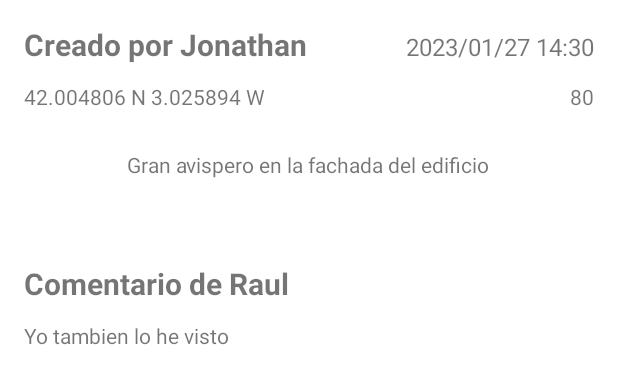
After one commit to JonPichel/Avispamientos, an Android app: the layout layout_sighting_details.xml on its own in the app's theme, with its tools: preview values and no code run, on a phone screen of 412 x 824 dp. The commit adds this screen. Shown: the top 384 px of the screen. Run offline under Robolectric (Android 15) with nearby library versions, the phone set to English and light mode, and no system bars.

Commit message:
Layout detalles sighting

```diff
--- a/AvispamientosAndroid/app/src/main/java/com/avispamientos/avispamientosandroid/MainActivity.java
+++ b/AvispamientosAndroid/app/src/main/java/com/avispamientos/avispamientosandroid/MainActivity.java
@@ -7,6 +7,7 @@ import android.os.Bundle;
 
 import com.avispamientos.avispamientosandroid.screens.login.LoginFragment;
 import com.avispamientos.avispamientosandroid.screens.register.RegisterFragment;
+import com.avispamientos.avispamientosandroid.screens.sightings.SightingDetailsFragment;
 import com.avispamientos.avispamientosandroid.screens.sightings.SightingsFragment;
 
 public class MainActivity extends AppCompatActivity {
@@ -51,4 +52,12 @@ public class MainActivity extends AppCompatActivity {
                 .replace(R.id.fragment_container, sightingsFragment)
                 .commit();
     }
+
+    public void goToSightingDetails() {
+        Fragment sightingDetailsFragment = new SightingDetailsFragment();
+        getSupportFragmentManager()
+                .beginTransaction()
+                .replace(R.id.fragment_container, sightingDetailsFragment)
+                .commit();
+    }
 }
--- /dev/null
+++ b/AvispamientosAndroid/app/src/main/java/com/avispamientos/avispamientosandroid/screens/sightings/SightingDetailsFragment.java
@@ -0,0 +1,83 @@
+package com.avispamientos.avispamientosandroid.screens.sightings;
+
+import android.content.Context;
+import android.os.Bundle;
+import android.util.Log;
+import android.view.LayoutInflater;
+import android.view.View;
+import android.view.ViewGroup;
+import android.widget.AdapterView;
+import android.widget.ArrayAdapter;
+import android.widget.Button;
+import android.widget.EditText;
+import android.widget.GridView;
+import android.widget.ListView;
+import android.widget.ProgressBar;
+import android.widget.TextView;
+import android.widget.Toast;
+
+import androidx.annotation.NonNull;
+import androidx.annotation.Nullable;
+import androidx.fragment.app.Fragment;
+
+import com.android.volley.Request;
+import com.android.volley.Response;
+import com.android.volley.VolleyError;
+import com.android.volley.toolbox.JsonArrayRequest;
+import com.android.volley.toolbox.JsonObjectRequest;
+import com.android.volley.toolbox.JsonRequest;
+import com.android.volley.toolbox.StringRequest;
+import com.android.volley.toolbox.Volley;
+import com.avispamientos.avispamientosandroid.MainActivity;
+import com.avispamientos.avispamientosandroid.R;
+import com.avispamientos.avispamientosandroid.databinding.FragmentLoginBinding;
+import com.avispamientos.avispamientosandroid.databinding.FragmentSightingsBinding;
+import com.avispamientos.avispamientosandroid.databinding.LayoutSightingItemBinding;
+import com.avispamientos.avispamientosandroid.models.Sighting;
+
+import org.json.JSONArray;
+import org.json.JSONException;
+import org.json.JSONObject;
+
+import java.lang.reflect.Array;
+import java.text.DateFormat;
+import java.text.SimpleDateFormat;
+import java.util.ArrayList;
+import java.util.Date;
+import java.util.HashMap;
+import java.util.List;
+import java.util.Map;
+
+public class SightingDetailsFragment extends Fragment {
+
+    /*
+    private FragmentSightingDetailsBinding binding;
+    private SightingDetailsAdapter adapter;
+
+    @Override
+    public View onCreateView(LayoutInflater inflater, ViewGroup container, Bundle savedInstanceState) {
+        binding = FragmentSightingDetailsBinding.inflate(inflater, container, false);
+
+        ListView listView = binding.listView;
+
+        adapter = new SightingsFragment.SightingsAdapter(getContext(), R.layout.layout_sighting_item);
+        listView.setAdapter(adapter);
+
+        // Make the request
+        loadSightingDetails();
+
+        return binding.getRoot();
+    }
+
+    @Override
+    public void onDestroyView() {
+        super.onDestroyView();
+        binding = null;
+    }
+
+    public void loadSightings() {
+
+    }
+
+     */
+}
--- /dev/null
+++ b/AvispamientosAndroid/app/src/main/res/layout/layout_sighting_details.xml
@@ -0,0 +1,101 @@
+<?xml version="1.0" encoding="utf-8"?>
+<androidx.constraintlayout.widget.ConstraintLayout xmlns:android="http://schemas.android.com/apk/res/android"
+    xmlns:app="http://schemas.android.com/apk/res-auto"
+    xmlns:tools="http://schemas.android.com/tools"
+    android:layout_width="match_parent"
+    android:layout_height="match_parent">
+
+    <androidx.constraintlayout.widget.ConstraintLayout
+        android:id="@+id/constraintLayoutData"
+        android:layout_width="match_parent"
+        android:layout_height="90dp"
+        app:layout_constraintTop_toTopOf="parent"
+        tools:layout_editor_absoluteX="0dp">
+
+        <TextView
+            android:id="@+id/creator"
+            android:layout_width="wrap_content"
+            android:layout_height="wrap_content"
+            android:layout_marginStart="16dp"
+            android:layout_marginTop="16dp"
+            android:textSize="20sp"
+            android:textStyle="bold"
+            app:layout_constraintStart_toStartOf="parent"
+            app:layout_constraintTop_toTopOf="parent"
+            tools:text="Creado por Jonathan" />
+
+        <TextView
+            android:id="@+id/timestamp"
+            android:layout_width="wrap_content"
+            android:layout_height="wrap_content"
+            android:layout_marginEnd="16dp"
+            android:textSize="16sp"
+            app:layout_constraintBaseline_toBaselineOf="@+id/creator"
+            app:layout_constraintEnd_toEndOf="parent"
+            tools:text="2023/01/27 14:30" />
+
+        <TextView
+            android:id="@+id/confirmationCount"
+            android:layout_width="wrap_content"
+            android:layout_height="wrap_content"
+            android:layout_marginEnd="16dp"
+            app:layout_constraintBaseline_toBaselineOf="@+id/coordinates"
+            app:layout_constraintEnd_toEndOf="parent"
+            tools:text="80" />
+
+        <TextView
+            android:id="@+id/coordinates"
+            android:layout_width="wrap_content"
+            android:layout_height="wrap_content"
+            android:layout_marginStart="16dp"
+            android:layout_marginBottom="16dp"
+            app:layout_constraintBottom_toBottomOf="parent"
+            app:layout_constraintStart_toStartOf="parent"
+            tools:text="42.004806 N 3.025894 W" />
+    </androidx.constraintlayout.widget.ConstraintLayout>
+
+    <TextView
+        android:id="@+id/descripcion"
+        android:layout_width="wrap_content"
+        android:layout_height="wrap_content"
+        android:layout_marginTop="10dp"
+        android:text="Gran avispero en la fachada del edificio"
+        app:layout_constraintEnd_toEndOf="parent"
+        app:layout_constraintHorizontal_bias="0.498"
+        app:layout_constraintStart_toStartOf="parent"
+        app:layout_constraintTop_toBottomOf="@+id/constraintLayoutData" />
+
+    <androidx.constraintlayout.widget.ConstraintLayout
+        android:id="@+id/constraintLayout"
+        android:layout_width="match_parent"
+        android:layout_height="90dp"
+        android:layout_marginTop="40dp"
+        app:layout_constraintTop_toBottomOf="@+id/descripcion"
+        tools:layout_editor_absoluteX="0dp">
+
+        <TextView
+            android:id="@+id/confirmer"
+            android:layout_width="wrap_content"
+            android:layout_height="wrap_content"
+            android:layout_marginStart="16dp"
+            android:layout_marginTop="16dp"
+            android:textSize="20sp"
+            android:textStyle="bold"
+            app:layout_constraintStart_toStartOf="parent"
+            app:layout_constraintTop_toTopOf="parent"
+            tools:text="Comentario de Raul" />
+
+        <TextView
+            android:id="@+id/comment"
+            android:layout_width="wrap_content"
+            android:layout_height="wrap_content"
+            android:layout_marginStart="16dp"
+            android:layout_marginBottom="16dp"
+            app:layout_constraintBottom_toBottomOf="parent"
+            app:layout_constraintStart_toStartOf="parent"
+            tools:text="Yo tambien lo he visto" />
+    </androidx.constraintlayout.widget.ConstraintLayout>
+
+
+
+</androidx.constraintlayout.widget.ConstraintLayout>
```
